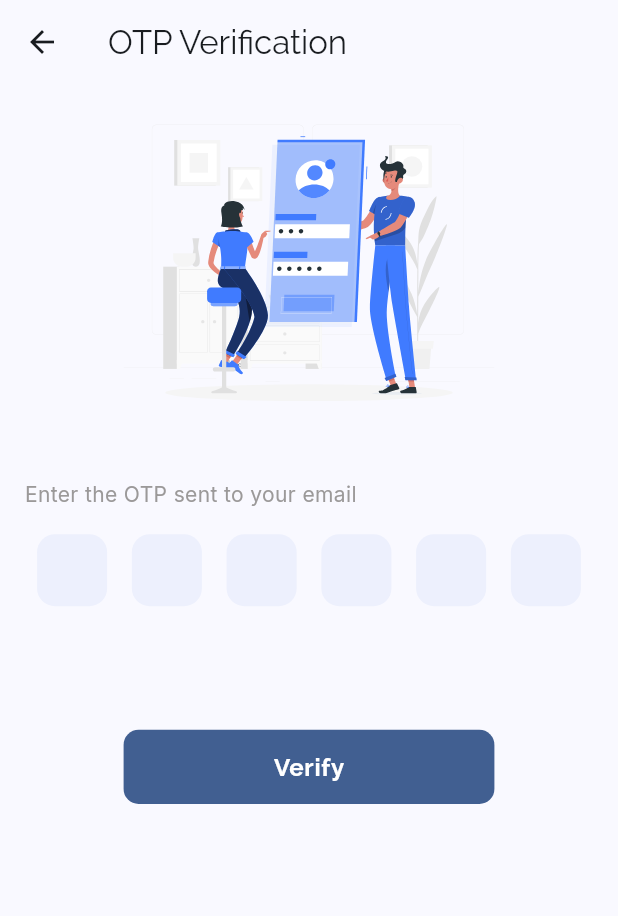
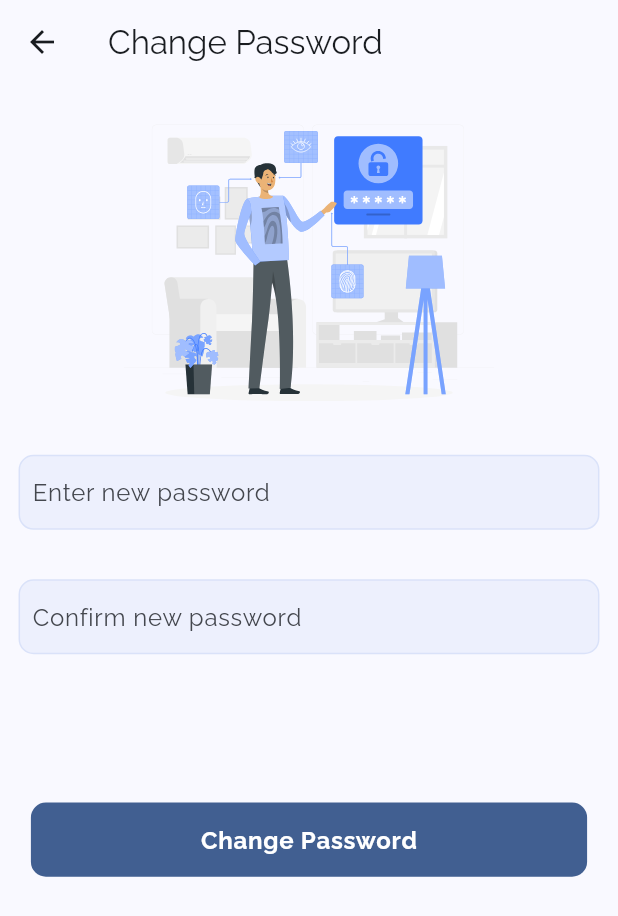
Before and after one commit to chiggosVikash/2gather, a Flutter app: the OtpScreen screen opened by its route, after a tap on "Verify", on a phone screen of 412 x 824 dp. Shown: the top 916 px of the screen. Run offline on Flutter 3.47's test engine with Material 3 defaults, Android fonts, the phone set to English and light mode, and no system bars; our stand-ins replace connectivity_plus, flutter_riverpod, flutter_svg, go_router, google_fonts.

Commit message:
change password screen UI done

```diff
--- /dev/null
+++ b/lib/src/features/forgot_password/presentation/screens/change_password_screen.dart
@@ -0,0 +1,61 @@
+import '/src/core/utils/size_utils.dart';
+import '/src/shared/filled_input_design.dart';
+import '/src/shared/widgets/custom_button.dart';
+import '/src/shared/widgets/svg_image_container.dart';
+import 'package:flutter/material.dart';
+
+class ChangePasswordScreen extends StatelessWidget {
+  static const routeAddress = 'change_password';
+  static const routeName = 'Change-Password';
+  const ChangePasswordScreen({super.key});
+
+  @override
+  Widget build(BuildContext context) {
+    return Scaffold(
+      appBar: AppBar(title: const Text("Change Password"),),
+
+      body: SingleChildScrollView(
+        child: Padding(
+          padding: EdgeInsets.symmetric(horizontal: context.width * .03),
+          child: Column(children: [
+            const SvgImageContainer(assetsImageUrl: 'assets/vectors/reset_password.svg'),
+
+            // Enter new password field
+            FilledInputDesign(child:
+            TextFormField(
+              obscureText: true,
+              decoration: InputDecoration(
+                border: InputBorder.none,
+                contentPadding: EdgeInsets.symmetric(horizontal: context.width * .02),
+                labelText: 'Enter new password',
+              ),
+
+            )),
+
+            SizedBox(height: context.height * .04),
+
+              FilledInputDesign(child:
+            TextFormField(
+              obscureText: false,
+              decoration: InputDecoration(
+                border: InputBorder.none,
+                contentPadding: EdgeInsets.symmetric(horizontal: context.width * .02),
+                labelText: 'Confirm new password',
+              ),
+
+            )),
+
+            SizedBox(height: context.height * .12),
+
+            CustomButton(
+              onPressed: () {
+                // Navigator.of(context).pushNamed(ChangePasswordScreen.routeAddress);
+              },
+              title: 'Change Password',
+            ),
+          ],),
+        ),
+      ),
+    );
+  }
+}
--- a/lib/src/features/forgot_password/presentation/screens/otp_screen.dart
+++ b/lib/src/features/forgot_password/presentation/screens/otp_screen.dart
@@ -1,3 +1,6 @@
+import '/src/features/forgot_password/presentation/screens/change_password_screen.dart';
+import 'package:go_router/go_router.dart';
+
 import '/src/core/utils/size_utils.dart';
 import '/src/shared/widgets/custom_button.dart';
 import 'package:flutter/material.dart';
@@ -68,7 +71,7 @@ class _OtpScreenState extends ConsumerState<OtpScreen> {
               CustomButton(
                 minSize: Size(context.width *.6, context.height * .06),
                 title: 'Verify', onPressed: () {
-                // context.pushNamed();
+                context.pushNamed(ChangePasswordScreen.routeName);
               }),
 
             ],
--- a/lib/src/routes/app_route.dart
+++ b/lib/src/routes/app_route.dart
@@ -1,4 +1,5 @@
 
+import '../features/forgot_password/presentation/screens/change_password_screen.dart';
 import '/src/features/forgot_password/presentation/screens/otp_screen.dart';
 
 import '/src/features/forgot_password/presentation/screens/forgot_password_s.dart';
@@ -29,6 +30,12 @@ final appRouter = GoRouter(
       GoRoute(path: OtpScreen.routeAddress,
         name: OtpScreen.routeName,
         builder: (context, state) => const OtpScreen(),
+        routes: [
+          GoRoute(path: ChangePasswordScreen.routeAddress,
+            name: ChangePasswordScreen.routeName,
+            builder: (context, state) => const ChangePasswordScreen(),
+          ),
+        ]
       ),
     ]
   ),
--- /dev/null
+++ b/lib/src/shared/widgets/svg_image_container.dart
@@ -0,0 +1,19 @@
+
+import 'package:backmate/src/core/utils/size_utils.dart';
+import 'package:flutter/material.dart';
+import 'package:flutter_svg/flutter_svg.dart';
+
+class SvgImageContainer extends StatelessWidget {
+  final double? height;
+  final double? width;
+  final String assetsImageUrl;
+  const SvgImageContainer({super.key,this.height,this.width,required this.assetsImageUrl});
+
+  @override
+  Widget build(BuildContext context) {
+    return SizedBox(
+      height: height ?? context.height * .3,
+      child: SvgPicture.asset(assetsImageUrl),
+    );
+  }
+}
--- a/pubspec.yaml
+++ b/pubspec.yaml
@@ -75,6 +75,7 @@ flutter:
     - assets/google-logo.jpg
     - assets/forget-password.svg
     - assets/vectors/enter_otp.svg
+    - assets/vectors/reset_password.svg
   #   - images/a_dot_ham.jpeg
 
   # An image asset can refer to one or more resolution-specific "variants", see
```
Also changed, not shown: assets/vectors/reset_password.svg (added).
